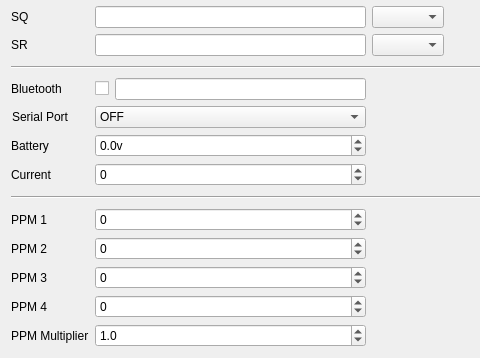
Before: the Qt Designer form companion/src/generaledit/calibration.ui in opentx/opentx, drawn with Qt 5; both pictures show x 0 to 480 and y 957 to 1315 of the 805 by 1315 pixel window.
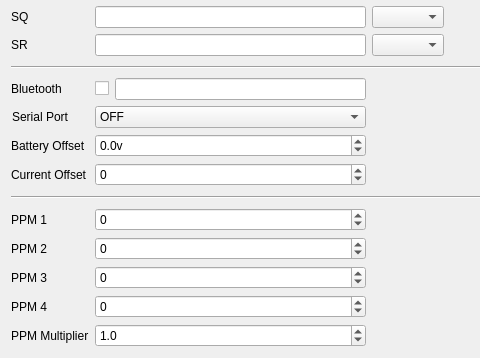
After: the same form once the commit is applied. Custom widgets are drawn as their Qt base class.

Commit message: [Companion] Current calibration masked on Taranis

Diff of the .ui file:
```diff
--- a/companion/src/generaledit/calibration.ui
+++ b/companion/src/generaledit/calibration.ui
@@ -7,7 +7,7 @@
     <x>0</x>
     <y>0</y>
     <width>805</width>
-    <height>1269</height>
+    <height>1313</height>
    </rect>
   </property>
   <property name="windowTitle">
@@ -564,7 +564,7 @@
    <item row="42" column="0">
     <widget class="QLabel" name="label_22">
      <property name="text">
-      <string>Battery</string>
+      <string>Battery Offset</string>
      </property>
     </widget>
    </item>
@@ -700,7 +700,7 @@
    <item row="43" column="0">
     <widget class="QLabel" name="label_CurrentCalib">
      <property name="text">
-      <string>Current</string>
+      <string>Current Offset</string>
      </property>
     </widget>
    </item>
```
Left out of the diff: 8 changed lines with no effect on the pictures. The commit also changes 27 other files.
